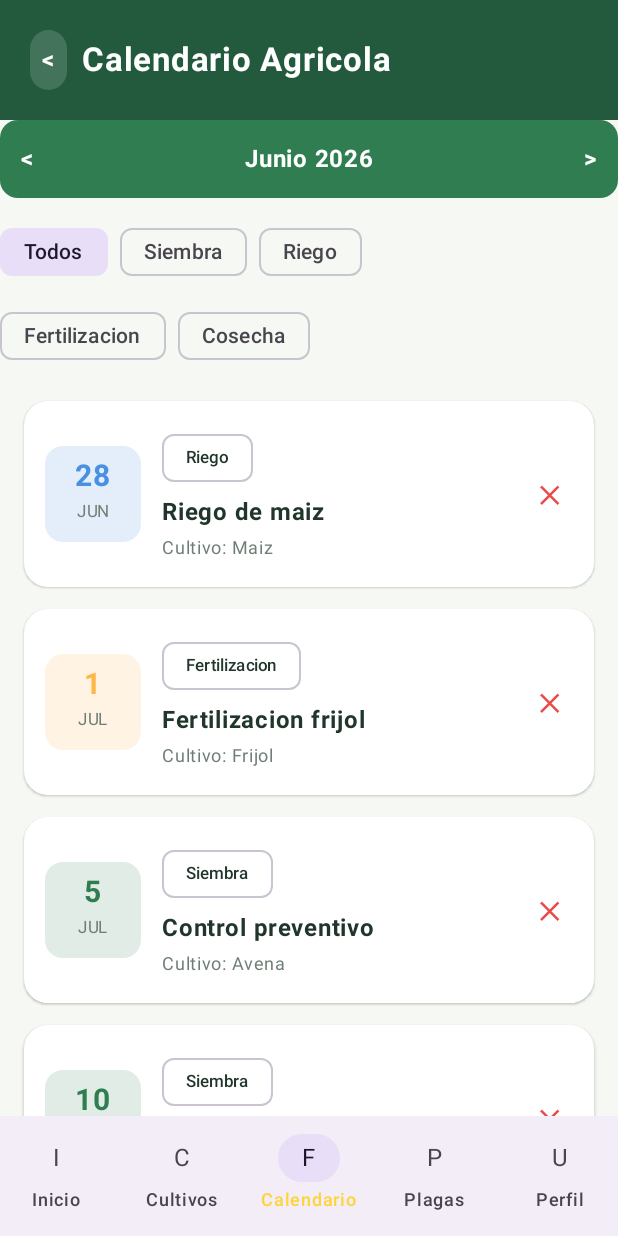
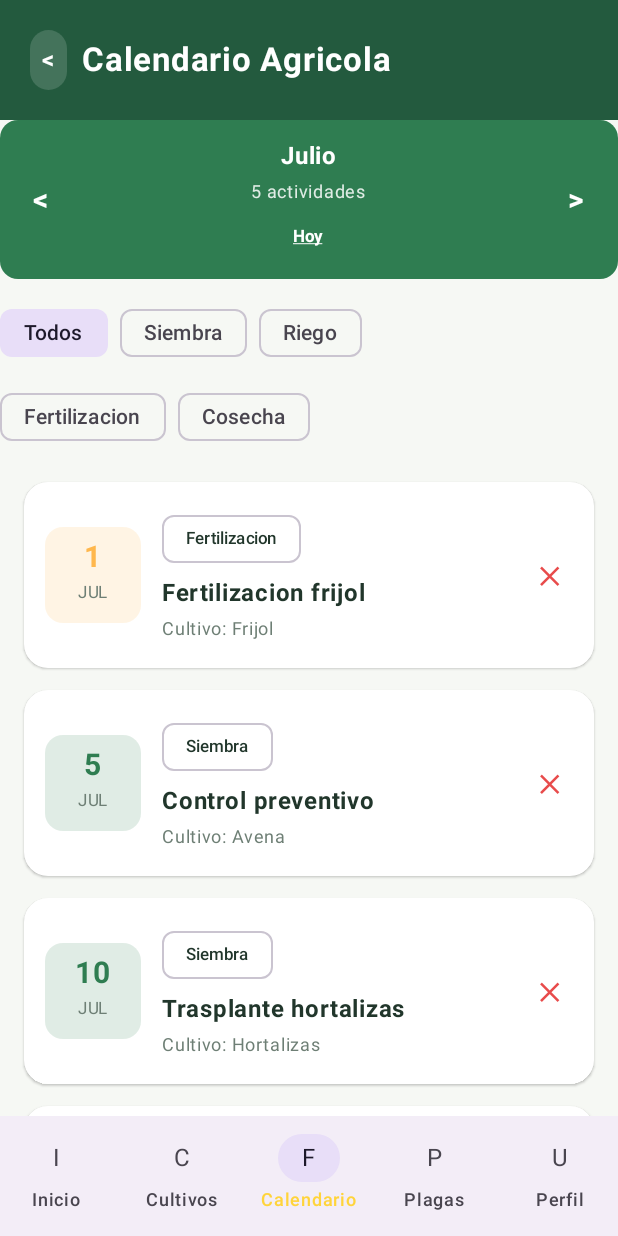
Before and after one commit to uriel5523L/AgroAtlautla, an Android app built with Jetpack Compose: the CalendarScreen screen opened through its navigation route, on a phone screen of 412 x 824 dp. Run offline under Robolectric (Android 15) with nearby library versions, the light colour scheme and no system bars; our stand-ins replace Firebase (no records; nobody signed in at launch, a user with empty details on screens opened directly), Room's generated code; 1 statement that could not run was skipped.

Commit message:
v1.4: calendario funcional con navegacion de meses

```diff
--- a/app/build.gradle.kts
+++ b/app/build.gradle.kts
@@ -20,8 +20,8 @@ android {
         applicationId = "com.agroatlautla.app"
         minSdk = 24
         targetSdk = 35
-        versionCode = 4
-        versionName = "1.3"
+        versionCode = 5
+        versionName = "1.4"
 
         testInstrumentationRunner = "androidx.test.runner.AndroidJUnitRunner"
         vectorDrawables {
--- a/app/src/main/java/com/agroatlautla/app/ui/screens/CalendarScreen.kt
+++ b/app/src/main/java/com/agroatlautla/app/ui/screens/CalendarScreen.kt
@@ -21,6 +21,7 @@ import androidx.compose.material3.Surface
 import androidx.compose.material3.Text
 import androidx.compose.material3.TextButton
 import androidx.compose.runtime.Composable
+import androidx.compose.runtime.LaunchedEffect
 import androidx.compose.runtime.collectAsState
 import androidx.compose.runtime.getValue
 import androidx.compose.runtime.mutableStateOf
@@ -30,6 +31,7 @@ import androidx.compose.ui.Alignment
 import androidx.compose.ui.Modifier
 import androidx.compose.ui.graphics.Color
 import androidx.compose.ui.text.font.FontWeight
+import androidx.compose.ui.text.style.TextDecoration
 import androidx.compose.ui.unit.dp
 import androidx.compose.ui.unit.sp
 import com.agroatlautla.app.data.local.CalendarActivityEntity
@@ -42,25 +44,46 @@ import com.agroatlautla.app.ui.theme.AgroGreen
 import com.agroatlautla.app.ui.theme.AgroInfo
 import com.agroatlautla.app.ui.theme.AgroMuted
 import com.agroatlautla.app.ui.theme.AgroWarning
+import java.util.Calendar
 
 private val activityTypes = listOf("Siembra", "Riego", "Fertilizacion", "Cosecha", "Actividad")
 private val months = listOf("ENE", "FEB", "MAR", "ABR", "MAY", "JUN", "JUL", "AGO", "SEP", "OCT", "NOV", "DIC")
+private val monthLongNames = listOf("Enero", "Febrero", "Marzo", "Abril", "Mayo", "Junio", "Julio", "Agosto", "Septiembre", "Octubre", "Noviembre", "Diciembre")
 
 @Composable
 fun CalendarScreen(viewModel: AgroViewModel, onAddActivity: () -> Unit) {
     val activities by viewModel.activities.collectAsState()
     var filter by remember { mutableStateOf("Todos") }
     var toDelete by remember { mutableStateOf<CalendarActivityEntity?>(null) }
+    var monthIndex by remember { mutableStateOf<Int?>(null) }
+
+    LaunchedEffect(activities, monthIndex) {
+        if (monthIndex == null) {
+            monthIndex = activities.maxByOrNull {
+                months.indexOf(it.month) * 100 + it.day
+            }?.let { months.indexOf(it.month) } ?: Calendar.getInstance().get(Calendar.MONTH)
+        }
+    }
+
+    val selectedMonth = monthIndex ?: Calendar.getInstance().get(Calendar.MONTH)
     val filters = listOf("Todos", "Siembra", "Riego", "Fertilizacion", "Cosecha")
+    val monthActivities = activities.filter { it.month == months[selectedMonth] }
     val visibleActivities = if (filter == "Todos") {
-        activities
+        monthActivities
     } else {
-        activities.filter { it.type == filter }
+        monthActivities.filter { it.type == filter }
     }
 
     ScreenWithHeader(title = "Calendario Agricola") {
         item {
-            MonthSelector()
+            MonthSelector(
+                monthLabel = monthLongNames[selectedMonth],
+                count = monthActivities.size,
+                isCurrent = selectedMonth == Calendar.getInstance().get(Calendar.MONTH),
+                onPrev = { monthIndex = (selectedMonth + 11) % 12 },
+                onNext = { monthIndex = (selectedMonth + 1) % 12 },
+                onToday = { monthIndex = Calendar.getInstance().get(Calendar.MONTH) }
+            )
             Spacer(Modifier.height(12.dp))
             Row(horizontalArrangement = Arrangement.spacedBy(8.dp)) {
                 filters.take(3).forEach { item ->
@@ -82,6 +105,18 @@ fun CalendarScreen(viewModel: AgroViewModel, onAddActivity: () -> Unit) {
                 }
             }
             Spacer(Modifier.height(12.dp))
+        }
+        if (visibleActivities.isEmpty()) {
+            item {
+                itemCard {
+                    Text(
+                        "Sin actividades en ${monthLongNames[selectedMonth]}. Pulsa \"Agregar actividad\" o cambia de mes.",
+                        color = AgroMuted,
+                        fontSize = 13.sp,
+                        lineHeight = 19.sp
+                    )
+                }
+            }
         }
         items(visibleActivities) { activity -> ActivityCard(activity, onDelete = { toDelete = activity }) }
         item {
@@ -231,12 +266,37 @@ private fun MonthChip(selected: Boolean, label: String, onClick: () -> Unit) {
 }
 
 @Composable
-private fun MonthSelector() {
+private fun MonthSelector(
+    monthLabel: String,
+    count: Int,
+    isCurrent: Boolean,
+    onPrev: () -> Unit,
+    onNext: () -> Unit,
+    onToday: () -> Unit
+) {
     Surface(color = AgroGreen, shape = RoundedCornerShape(12.dp), modifier = Modifier.fillMaxWidth()) {
-        Row(Modifier.padding(14.dp), horizontalArrangement = Arrangement.SpaceBetween, verticalAlignment = Alignment.CenterVertically) {
-            Text("<", color = Color.White, fontWeight = FontWeight.Bold)
-            Text("Junio 2026", color = Color.White, fontWeight = FontWeight.Bold)
-            Text(">", color = Color.White, fontWeight = FontWeight.Bold)
+        Row(Modifier.padding(12.dp), horizontalArrangement = Arrangement.SpaceBetween, verticalAlignment = Alignment.CenterVertically) {
+            Text("<", color = Color.White, fontWeight = FontWeight.Bold, fontSize = 20.sp, modifier = Modifier.clickable(onClick = onPrev).padding(10.dp))
+            Column(horizontalAlignment = Alignment.CenterHorizontally) {
+                Text(monthLabel, color = Color.White, fontWeight = FontWeight.Bold)
+                Text(
+                    if (count == 1) "1 actividad" else "$count actividades",
+                    color = Color.White.copy(alpha = 0.85f),
+                    fontSize = 12.sp
+                )
+                if (!isCurrent) {
+                    Spacer(Modifier.height(2.dp))
+                    Text(
+                        "Hoy",
+                        color = Color.White,
+                        fontSize = 11.sp,
+                        fontWeight = FontWeight.Bold,
+                        textDecoration = TextDecoration.Underline,
+                        modifier = Modifier.clickable(onClick = onToday).padding(4.dp)
+                    )
+                }
+            }
+            Text(">", color = Color.White, fontWeight = FontWeight.Bold, fontSize = 20.sp, modifier = Modifier.clickable(onClick = onNext).padding(10.dp))
         }
     }
 }
```
Also changed, not shown: 5 other files.
